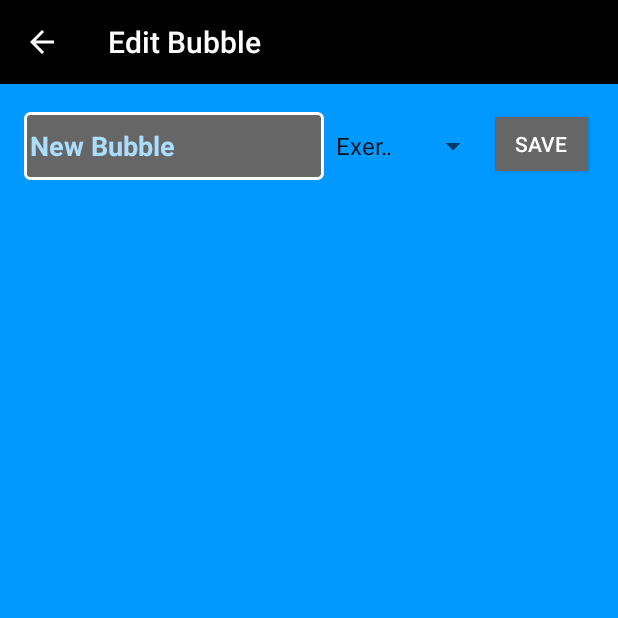
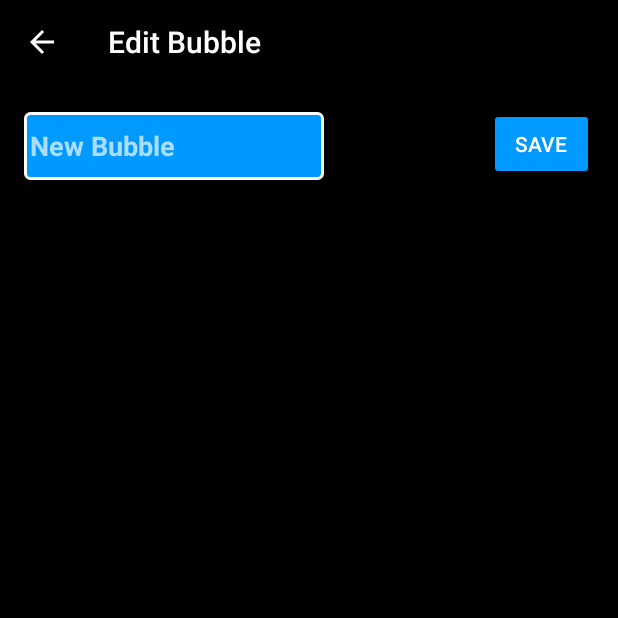
Before and after one commit to mikefeilbach/LiftLog, an Android app: the EditBubbleActivity screen opened directly, with no data from a screen before it, on a phone screen of 412 x 824 dp, the top half of it. Run offline under Robolectric (Android 15) with nearby library versions, the phone set to English and light mode, and no system bars.

Commit message:
Interface version_3
Color style unified for three activities

```diff
--- a/app/src/main/java/com/Arnold/LiftLog/EditBubbleActivity.java
+++ b/app/src/main/java/com/Arnold/LiftLog/EditBubbleActivity.java
@@ -57,7 +57,6 @@ public class EditBubbleActivity extends ActionBarActivity implements Comparable,
 
         super.onCreate(savedInstanceState);
         setContentView(R.layout.activity_edit_bubble);
-
                                             //set focus layout for save_bubble_content(edit text box)
                                             //when receive focus, layout changes to drawable/focus_border_style.xml
                                             //when lost  focus, layout  changes to drawable/lost_focus_style.xml
@@ -85,7 +84,7 @@ public class EditBubbleActivity extends ActionBarActivity implements Comparable,
         // Initialize the 'Save Bubble' button
         final Button save_button = (Button) findViewById(R.id.save_bubble_button);
 
-        save_button.getBackground().setColorFilter(0xFF666666, PorterDuff.Mode.MULTIPLY);
+        save_button.getBackground().setColorFilter(0xFF0099FF, PorterDuff.Mode.MULTIPLY);
         save_button.setOnClickListener(new View.OnClickListener() {
             @Override
             public void onClick(View v) {
@@ -144,6 +143,7 @@ public class EditBubbleActivity extends ActionBarActivity implements Comparable,
 
             //new button being created for bubble
             final Button myButton = new Button(this);
+            myButton.setTextColor(0xFFFFFFFF);
 
             //set the text of the log to be the logs title (will add date later)
             myButton.setText(curr_bubble.getBubbleContent());
--- a/app/src/main/java/com/Arnold/LiftLog/NewLogActivity.java
+++ b/app/src/main/java/com/Arnold/LiftLog/NewLogActivity.java
@@ -338,6 +338,7 @@ public class NewLogActivity extends ActionBarActivity {
 
             //set the text of the log to be the logs title (will add date later)
             myButton.setText(curr_bubble.getBubbleContent());
+            myButton.setTextColor(0xFFFFFFFF);
 
             myButton.setClickable(true);
 
--- a/app/src/main/java/com/Arnold/LiftLog/ViewHistoryDetailed.java
+++ b/app/src/main/java/com/Arnold/LiftLog/ViewHistoryDetailed.java
@@ -202,6 +202,8 @@ public class ViewHistoryDetailed extends ActionBarActivity {
         TextView oldBody = (TextView) findViewById(R.id.old_log_body);
         TextView oldTitle = (TextView) findViewById(R.id.old_log_title);
         View separator = (View) findViewById(R.id.separator);
+        View v = this.findViewById(R.id.view_history_detailed);
+        v.setBackgroundColor(0xFF000000);
 
         //gets the new (read/write) title and body views
         EditText newBody = (EditText) findViewById(R.id.new_log_body);
@@ -299,6 +301,7 @@ public class ViewHistoryDetailed extends ActionBarActivity {
 
             //new button being created for bubble
             final Button myButton = new Button(this);
+            myButton.setTextColor(0xFFFFFFFF);
 
             myButton.setText(curr_bubble.getBubbleContent());
 
--- a/app/src/main/res/drawable/focus_border_style.xml
+++ b/app/src/main/res/drawable/focus_border_style.xml
@@ -1,7 +1,7 @@
 <?xml version="1.0" encoding="utf-8"?>
 <shape xmlns:android="http://schemas.android.com/apk/res/android" >
 
-    <solid android:color="#666666" />
+    <solid android:color="#0099FF" />
 
     <stroke
         android:width="2dp"
--- a/app/src/main/res/drawable/lost_focus_style.xml
+++ b/app/src/main/res/drawable/lost_focus_style.xml
@@ -1,6 +1,7 @@
 <?xml version="1.0" encoding="utf-8"?>
 <shape xmlns:android="http://schemas.android.com/apk/res/android" android:shape="rectangle" >
-    <solid android:background="@null" />
+
+    <solid android:color="#0066AA" />
 
     <stroke
         android:width="2dp"
--- a/app/src/main/res/layout/activity_edit_bubble.xml
+++ b/app/src/main/res/layout/activity_edit_bubble.xml
@@ -7,7 +7,7 @@
     android:paddingRight="@dimen/activity_horizontal_margin"
     android:paddingTop="@dimen/activity_vertical_margin"
     android:paddingBottom="@dimen/activity_vertical_margin"
-    android:background="@color/background_color"
+    android:background="#000000"
     tools:context="com.Arnold.LiftLog.EditBubbleActivity">
 
     <EditText
--- a/app/src/main/res/layout/activity_new_log.xml
+++ b/app/src/main/res/layout/activity_new_log.xml
@@ -10,7 +10,7 @@
     android:paddingRight="@dimen/activity_horizontal_margin"
     android:paddingTop="@dimen/activity_vertical_margin"
     android:paddingBottom="@dimen/activity_vertical_margin"
-    android:background="@color/background_color"
+    android:background="#000000"
     tools:context="com.Arnold.LiftLog.NewLogActivity">
 
     <!--<TextView android:text="New Log Activity" android:layout_width="wrap_content"
--- a/app/src/main/res/layout/activity_view_history.xml
+++ b/app/src/main/res/layout/activity_view_history.xml
@@ -7,7 +7,7 @@
     android:layout_height="match_parent"
     android:layout_width="match_parent"
     android:id="@+id/VH_scrollview"
-    android:background="#0099FF">
+    android:background="#000000">
     <!--android:background="@drawable/bg"-->
 
 <LinearLayout
```
Also changed, not shown: app/src/main/java/com/Arnold/LiftLog/ViewHistoryActivity.java (+7 -4 lines).
